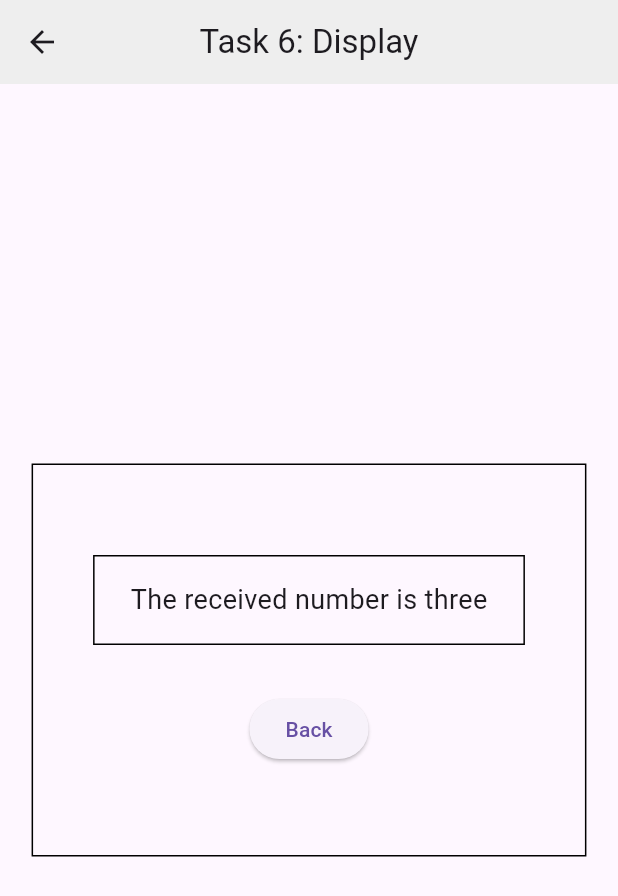
After one commit to saadmohammad-dev/flutter-navigation-mastery-labs, a Flutter app: the Task6HomeScreen screen opened by its route, after a tap on "CLICK", on a phone screen of 412 x 824 dp. The commit adds this screen. Shown: the top 896 px of the screen. Run offline on Flutter 3.47's test engine with Material 3 defaults, Android fonts, the phone set to English and light mode, and no system bars.

Commit message:
converting numeric inputs to words using switch layout

```diff
--- a/lib/main.dart
+++ b/lib/main.dart
@@ -1,6 +1,5 @@
 import 'package:flutter/material.dart';
-
-
+import 'package:mad_lab_assignment_2/task6_screens.dart';
 import 'task_1_to_6/task1_screen.dart';
 import 'task_1_to_6/task2_screen.dart';
 import 'task_1_to_6/task3_screens.dart';
@@ -36,7 +35,7 @@ class MyApp extends StatelessWidget {
         '/task3': (context) => const Task3InputScreens(),
         '/task4': (context) => const Task4MainScreen(),
         '/task5': (context) => const Task5HomeScreen (),
-        '/task6': (context) => const  PlaceholderScreen(title: "Task 6"),
+        '/task6': (context) => const  Task6HomeScreen(),
         '/task7': (context) => const PlaceholderScreen(title: "Task 7"),
         '/task8': (context) => const PlaceholderScreen(title: "Task 8"),
         '/task9': (context) => const PlaceholderScreen(title: "Task 9"),
@@ -45,6 +44,8 @@ class MyApp extends StatelessWidget {
         '/task12': (context) => const PlaceholderScreen(title: "Task 12"),
         '/task13': (context) => const PlaceholderScreen(title: "Task 13"),
         '/task14': (context) => const PlaceholderScreen(title: "Task 14"),
+        '/task15': (context) => const PlaceholderScreen(title: "Task 15"),
+
       },
     );
   }
@@ -61,7 +62,7 @@ class DashboardScreen extends StatelessWidget {
         child: Container(
           alignment: Alignment.center,
           margin: EdgeInsets.only(top: MediaQuery.of(context).padding.top),
-          color: const Color(0xFF98FB98).withOpacity(0.6), // Pale green header from your screenshot
+          color: const Color(0xFF98FB98).withOpacity(0.6),
           child: const Text(
             'MAD Lab 2 Dashboard',
             style: TextStyle(fontSize: 22, fontWeight: FontWeight.w400, color: Colors.black87),
@@ -77,11 +78,11 @@ class DashboardScreen extends StatelessWidget {
             mainAxisSpacing: 16,
             childAspectRatio: 1.4,
           ),
-          itemCount: 14,
+          itemCount: 15,
           itemBuilder: (context, index) {
             final int taskNumber = index + 1;
             return Card(
-              color: const Color(0xFFEDF1F2), // Card tint matching your UI
+              color: const Color(0xFFEDF1F2),
               elevation: 0,
               shape: RoundedRectangleBorder(
                 side: const BorderSide(color: Color(0xFFE0E0E0), width: 1),
--- /dev/null
+++ b/lib/task6_screens.dart
@@ -0,0 +1,135 @@
+import 'package:flutter/material.dart';
+class Task6HomeScreen extends StatefulWidget {
+  const Task6HomeScreen({super.key});
+
+  @override
+  State<Task6HomeScreen> createState() => _Task6HomeScreenState();
+}
+
+class _Task6HomeScreenState extends State<Task6HomeScreen> {
+  final TextEditingController numberInputController = TextEditingController(text: '3');
+
+  @override
+  void dispose() {
+    numberInputController.dispose();
+    super.dispose();
+  }
+
+  @override
+  Widget build(BuildContext context) {
+    return Scaffold(
+      appBar: AppBar(
+        centerTitle: true,
+        title: const Text('Task 6: Home'),
+        backgroundColor: Colors.grey.shade200,
+      ),
+      body: Padding(
+        padding: const EdgeInsets.all(24.0),
+        child: Center(
+          child: Column(
+            mainAxisAlignment: MainAxisAlignment.center,
+            children: [
+              SizedBox(
+                width: 200,
+                child: TextField(
+                  controller: numberInputController,
+                  textAlign: TextAlign.center,
+                  keyboardType: TextInputType.number,
+                  decoration: const InputDecoration(
+                    border: OutlineInputBorder(),
+                  ),
+                ),
+              ),
+              const SizedBox(height: 24),
+
+              ElevatedButton(
+
+                onPressed: () {
+                  Navigator.push(
+                    context,
+                    MaterialPageRoute(
+                      builder: (context) => Task6DisplayScreen(
+                        receivedNumberStr: numberInputController.text.trim(),
+                      ),
+                    ),
+                  );
+                },
+                child: const Text('CLICK'),
+              ),
+            ],
+          ),
+        ),
+      ),
+    );
+  }
+}
+
+class Task6DisplayScreen extends StatelessWidget {
+  final String receivedNumberStr;
+
+  const Task6DisplayScreen({
+    super.key,
+    required this.receivedNumberStr,
+  });
+
+@override
+Widget build(BuildContext context) {
+  String numberInWords;
+
+  switch (receivedNumberStr) {
+    case '1':
+      numberInWords = 'one';
+      break;
+    case '2':
+      numberInWords = 'two';
+      break;
+    case '3':
+      numberInWords = 'three';
+      break;
+    default:
+      numberInWords = receivedNumberStr;
+  }
+
+  return Scaffold(
+      appBar: AppBar(
+        centerTitle: true,
+        title: const Text('Task 6: Display'),
+        backgroundColor: Colors.grey.shade200,
+      ),
+      body: Padding(
+        padding: const EdgeInsets.all(12.0),
+        child: Center(
+          child: Container(
+            padding: const EdgeInsets.symmetric(horizontal: 40.0, vertical: 60.0),
+            decoration: BoxDecoration(
+              border: Border.all(color: Colors.black, width: 1.0),
+            ),
+            child: Column(
+              mainAxisSize: MainAxisSize.min,
+              children: [
+                Container(
+                  padding: const EdgeInsets.symmetric(horizontal: 24.0, vertical: 16.0),
+                  decoration: BoxDecoration(
+                    border: Border.all(color: Colors.black, width: 1.0),
+                  ),
+                  child: Text(
+                    'The received number is $numberInWords',
+                    style: const TextStyle(fontSize: 18),
+                  ),
+                ),
+                const SizedBox(height: 32),
+
+                ElevatedButton(
+                  onPressed: () {
+                    Navigator.pop(context);
+                  },
+                  child: const Text('Back'),
+                ),
+              ],
+            ),
+          ),
+        ),
+      ),
+    );
+  }
+}
--- a/lib/task_1_to_6/task5_screens.dart
+++ b/lib/task_1_to_6/task5_screens.dart
@@ -73,11 +73,7 @@ class _Task5HomeScreenState extends State<Task5HomeScreen> {
 
 
 
-              ElevatedButton(
-                style: ElevatedButton.styleFrom(
-                  backgroundColor: Colors.grey.shade400,
-                  foregroundColor: Colors.black,
-                ),
+              ElevatedButton (
                 onPressed: () {
                   Navigator.push(
                     context,
@@ -104,6 +100,7 @@ class Task5DisplayScreen extends StatelessWidget {
   final String stringOne;
   final String stringTwo;
 final String stringthree;
+
   const Task5DisplayScreen({
     super.key,
     required this.stringOne,
```
